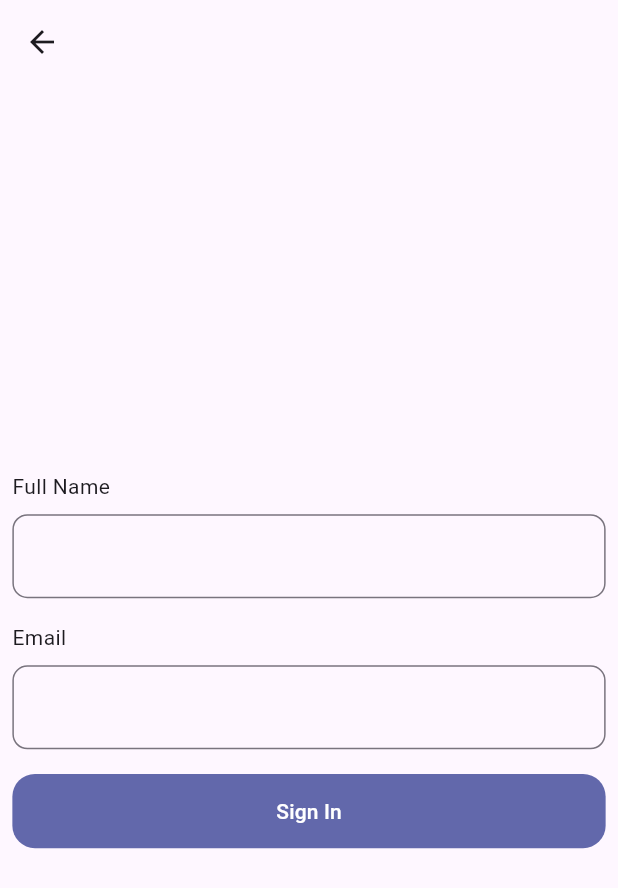
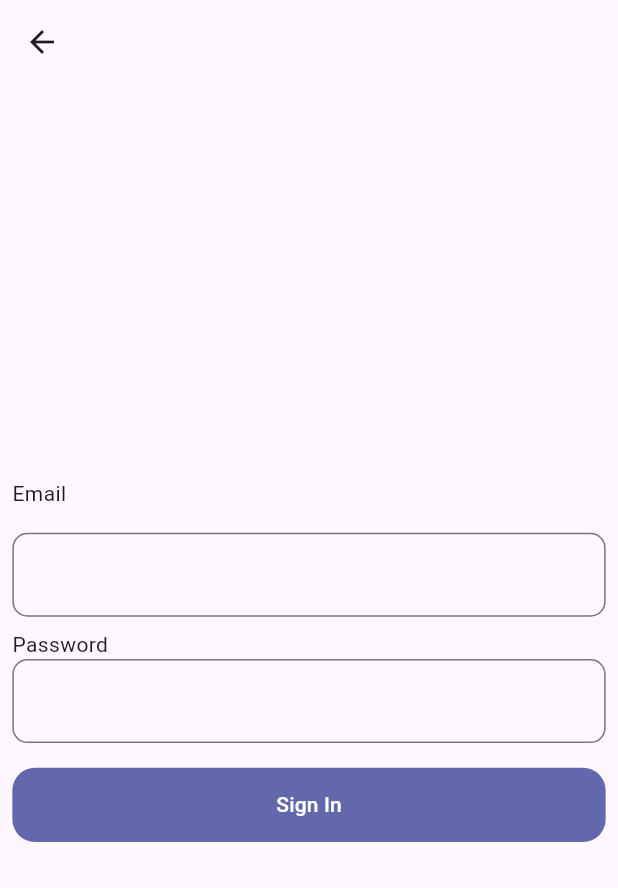
Before and after one commit to Hritik602/thuprai_stacked_architecture, a Flutter app: the LoginView screen opened by its route, on a phone screen of 412 x 824 dp. Shown: the top 888 px of the screen. Run offline on Flutter 3.47's test engine with Material 2 defaults, Android fonts, the phone set to English and light mode, and no system bars; our stand-ins replace cached_network_image, dio, equatable, flutter_screenutil, get_it, logger and 4 more; accounts and stored records are empty.

Commit message:
feat: add flow of login user .

```diff
--- a/lib/views/login/login_view.dart
+++ b/lib/views/login/login_view.dart
@@ -22,20 +22,17 @@ class LoginView extends StatelessWidget {
                   mainAxisAlignment: MainAxisAlignment.center,
                   crossAxisAlignment: CrossAxisAlignment.start,
                   children: [
-                    const Text("Full Name"),
+                    const Text("Email "),
                     SizedBox(
-                      height: 0.01.sh,
+                      height: 0.02.sh,
                     ),
                     InputTextFieldWidget(
                       controller: _emailController,
                     ),
                     SizedBox(
-                      height: 0.02.sh,
-                    ),
-                    const Text("Email "),
-                    SizedBox(
                       height: 0.01.sh,
                     ),
+                    const Text("Password"),
                     InputTextFieldWidget(
                       controller: _passwordController,
                     ),
--- a/lib/views/login/login_view_model.dart
+++ b/lib/views/login/login_view_model.dart
@@ -1,14 +1,32 @@
 import 'dart:math';
 
 import 'package:stacked/stacked.dart';
+import 'package:stacked_services/stacked_services.dart';
+import 'package:thuprai_stacked_app/core/locator.dart';
+import 'package:thuprai_stacked_app/core/router_constants.dart';
+import 'package:thuprai_stacked_app/utils/cache_service.dart';
+import 'package:thuprai_stacked_app/views/login/model/sign_in_request.dart';
+import 'package:thuprai_stacked_app/views/sign_up/model/sign_in_response.dart';
+import 'package:thuprai_stacked_app/views/sign_up/service/auth_service.dart';
 
 class LoginViewModel extends BaseViewModel {
-  int _triviaNumber = 0;
+  final _dialogService = locator<DialogService>();
+  final _authService = locator<AuthService>();
 
-  int get triviaNumber => _triviaNumber;
-
-  void onIncreasedTriviaNumber() {
-    _triviaNumber = Random().nextInt(100);
-    notifyListeners();
+  Future<void> signUpUser(SignInRequest request) async {
+    if (request.email?.isEmpty == true && request.password?.isEmpty == true) {
+      _dialogService.showDialog(title: "Please fill all the details");
+      //  showBasicDialog(tittle: "Error",);
+    } else {
+      SignInResponse _signResponse = await _authService.signInUser(request);
+      if (_signResponse.apiError != null) {
+        _dialogService.showDialog(
+            title: "Error", description: _signResponse.apiError?.message);
+      } else {
+        //Save user token in cache and navigate to home page
+        await CacheService.saveToken(_signResponse.token ?? "");
+        locator<NavigationService>().replaceWith(homeViewRoute);
+      }
+    }
   }
 }
--- /dev/null
+++ b/lib/views/login/model/sign_in_request.dart
@@ -0,0 +1,30 @@
+import 'dart:convert';
+
+// ignore_for_file: public_member_api_docs, sort_constructors_first
+class SignInRequest {
+  String? email;
+  String? password;
+  SignInRequest({
+    this.email,
+    this.password,
+  });
+
+  Map<String, dynamic> toMap() {
+    return <String, dynamic>{
+      'email': email,
+      'password': password,
+    };
+  }
+
+  factory SignInRequest.fromMap(Map<String, dynamic> map) {
+    return SignInRequest(
+      email: map['email'] != null ? map['email'] as String : null,
+      password: map['password'] != null ? map['password'] as String : null,
+    );
+  }
+
+  String toJson() => json.encode(toMap());
+
+  factory SignInRequest.fromJson(String source) =>
+      SignInRequest.fromMap(json.decode(source) as Map<String, dynamic>);
+}
```
Also changed, not shown: lib/views/sign_up/service/auth_service.dart (+11 -0 lines).
